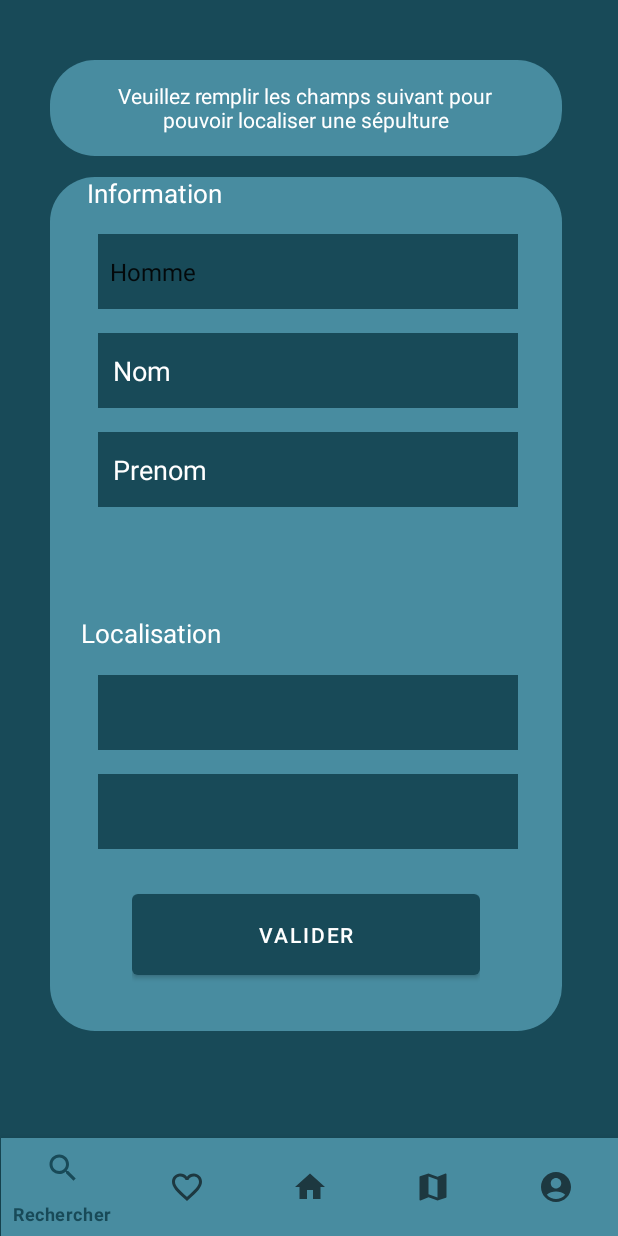
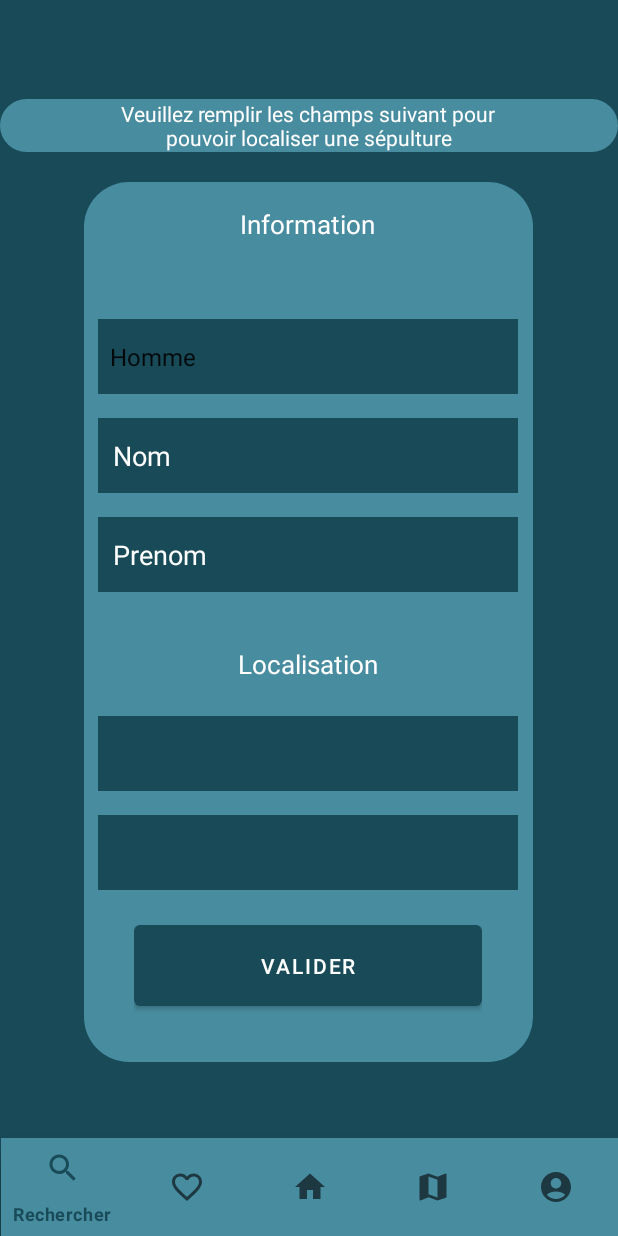
Before and after one commit to Suhhushi/E-thanaV2, an Android app: the SearchFragment screen opened through its navigation route, on a phone screen of 412 x 824 dp. Run offline under Robolectric (Android 15) with nearby library versions, the phone set to English and light mode, and no system bars; our stand-ins replace navigation-ui.

Commit message:
responsive app

```diff
--- a/app/src/main/java/com/sitcom/software/e_thanas/ui/cimetieres/CimetieresFragment.kt
+++ b/app/src/main/java/com/sitcom/software/e_thanas/ui/cimetieres/CimetieresFragment.kt
@@ -22,6 +22,7 @@ class CimetieresFragment : Fragment() {
     private lateinit var mMap: MapView
     private lateinit var mMyLocationOverlay: MyLocationNewOverlay
     private val centreFrance = GeoPoint(46.777036, 2.450763)
+    private val cimetiereCroixDaurade = GeoPoint(43.640124, 1.461586)
 
     override fun onCreateView(
         inflater: LayoutInflater, container: ViewGroup?,
@@ -76,6 +77,8 @@ class CimetieresFragment : Fragment() {
         mMap.overlays.add(mMyLocationOverlay)
         mMap.controller.animateTo(centreFrance)
         mMap.controller.setZoom(6.7)
+        mMap.controller.animateTo(cimetiereCroixDaurade)
+
 
         // Centrer la carte sur la position de l'utilisateur
         // Zoom sur la position de l'utilisateur lorsque la première position fixée est obtenue
@@ -83,6 +86,7 @@ class CimetieresFragment : Fragment() {
             requireActivity().runOnUiThread {
                 mMap.controller.animateTo(mMyLocationOverlay.myLocation)
                 mMap.controller.setZoom(16.0)
+
             }
         }
     }
--- a/app/src/main/res/layout/fragment_search.xml
+++ b/app/src/main/res/layout/fragment_search.xml
@@ -10,40 +10,16 @@
         android:layout_width="match_parent"
         android:layout_height="match_parent"
         android:background="#184A58"
+        android:gravity="center"
         android:orientation="vertical">
 
         <LinearLayout
             android:layout_width="match_parent"
-            android:layout_height="118dp"
-            android:orientation="vertical">
-
-            <LinearLayout
-                android:layout_width="match_parent"
-                android:layout_height="40dp"
-                android:orientation="vertical"></LinearLayout>
-
-            <LinearLayout
-                android:layout_width="match_parent"
-                android:layout_height="77dp"
-                android:orientation="vertical">
-
-                <LinearLayout
-                    android:layout_width="match_parent"
-                    android:layout_height="match_parent"
-                    android:layout_weight="1"
-                    android:orientation="horizontal">
-
-                    <LinearLayout
-                        android:layout_width="33dp"
-                        android:layout_height="match_parent"
-                        android:orientation="vertical"></LinearLayout>
-
-                    <LinearLayout
-                        android:layout_width="341dp"
-                        android:layout_height="64dp"
+            android:layout_height="wrap_content"
             android:background="@drawable/rounded_corners"
             android:gravity="center"
-                        android:orientation="vertical">
+            android:orientation="vertical"
+            android:layout_marginBottom="20dp">
 
             <TextView
                 android:id="@+id/textViewSearch"
@@ -55,41 +31,21 @@
         </LinearLayout>
 
         <LinearLayout
+            android:layout_width="wrap_content"
+            android:layout_height="wrap_content"
+            android:gravity="center"
+            android:orientation="vertical"
+            android:paddingBottom="50dp">
+
+            <LinearLayout
                 android:layout_width="match_parent"
                 android:layout_height="match_parent"
-                        android:orientation="vertical"></LinearLayout>
-                </LinearLayout>
-            </LinearLayout>
+                android:layout_weight="1"
+                android:orientation="horizontal">
 
                 <LinearLayout
                     android:layout_width="match_parent"
                     android:layout_height="wrap_content"
-                android:orientation="vertical"></LinearLayout>
-        </LinearLayout>
-
-        <LinearLayout
-            android:layout_width="match_parent"
-            android:layout_height="617dp"
-            android:gravity="center"
-            android:orientation="vertical"
-            android:paddingBottom="30dp">
-
-            <LinearLayout
-                android:layout_width="match_parent"
-                android:layout_height="0dp"
-                android:layout_weight="1"
-                android:orientation="horizontal">
-
-                <LinearLayout
-                    android:layout_width="33dp"
-                    android:layout_height="match_parent"
-                    android:orientation="vertical">
-
-                </LinearLayout>
-
-                <LinearLayout
-                    android:layout_width="341dp"
-                    android:layout_height="569dp"
                     android:background="@drawable/rounded_corners"
                     android:gravity="bottom|center_horizontal"
                     android:orientation="vertical"
@@ -98,13 +54,14 @@
                     <LinearLayout
                         android:layout_width="292dp"
                         android:layout_height="40dp"
-                        android:gravity="bottom"
+                        android:gravity="bottom|center"
                         android:orientation="vertical">
 
                         <TextView
                             android:id="@+id/textViewInformation"
                             android:layout_width="wrap_content"
                             android:layout_height="wrap_content"
+                            android:gravity="center"
                             android:text="Information"
                             android:textColor="#FFFFFF"
                             android:textSize="17sp" />
@@ -113,6 +70,7 @@
                     <LinearLayout
                         android:layout_width="match_parent"
                         android:layout_height="269dp"
+                        android:gravity="center"
                         android:orientation="vertical">
 
                         <Spinner
@@ -177,7 +135,7 @@
                     <LinearLayout
                         android:layout_width="299dp"
                         android:layout_height="wrap_content"
-                        android:gravity="bottom"
+                        android:gravity="bottom|center"
                         android:orientation="vertical">
 
                         <TextView
@@ -193,6 +151,7 @@
                     <LinearLayout
                         android:layout_width="match_parent"
                         android:layout_height="146dp"
+                        android:gravity="center"
                         android:orientation="vertical">
 
                         <Spinner
@@ -231,10 +190,6 @@
 
                 </LinearLayout>
 
-                <LinearLayout
-                    android:layout_width="match_parent"
-                    android:layout_height="match_parent"
-                    android:orientation="vertical"></LinearLayout>
             </LinearLayout>
 
         </LinearLayout>
```
Also changed, not shown: app/src/main/res/layout/fragment_account.xml (+3 -10 lines), app/src/main/res/layout/fragment_cimetieres.xml (+3 -13 lines), app/src/main/res/layout/fragment_favoris.xml (+1 -9 lines), app/src/main/res/layout/fragment_home.xml (+11 -2 lines). Lines whose indentation alone changed are shown as unchanged.
